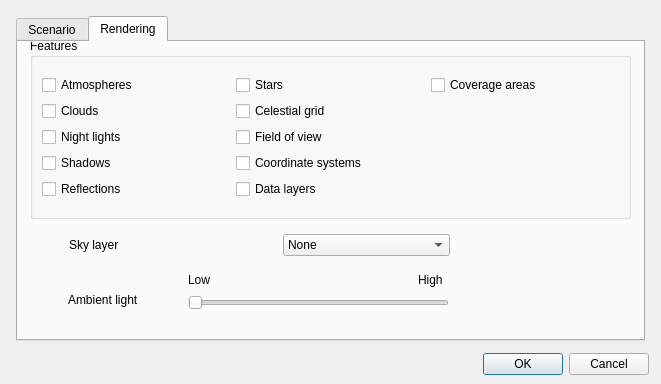
First picture: the form in sta-src/Main/preferences.ui, repository Dwarf-Planet-Project/SpaceDesignTool, before the edit.
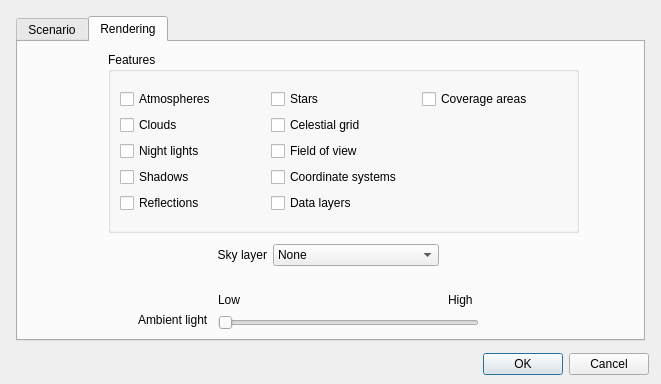
Second picture: the form after the edit. The open tabs and pages were chosen to show the change.

Commit message: Repairing faulty ABOUT dialog in Windows. Repairing faulty PREFERENCES dialog in Windows

```diff
--- a/sta-src/Main/preferences.ui
+++ b/sta-src/Main/preferences.ui
@@ -302,8 +302,8 @@
     <widget class="QSlider" name="horizontalSliderAmbientLight">
      <property name="geometry">
       <rect>
-       <x>170</x>
-       <y>250</y>
+       <x>200</x>
+       <y>270</y>
        <width>261</width>
        <height>22</height>
       </rect>
@@ -315,9 +315,9 @@
     <widget class="QLabel" name="label">
      <property name="geometry">
       <rect>
-       <x>50</x>
-       <y>250</y>
-       <width>93</width>
+       <x>120</x>
+       <y>270</y>
+       <width>71</width>
        <height>16</height>
       </rect>
      </property>
@@ -328,8 +328,8 @@
     <widget class="QLabel" name="label_2">
      <property name="geometry">
       <rect>
-       <x>170</x>
-       <y>230</y>
+       <x>200</x>
+       <y>250</y>
        <width>41</width>
        <height>16</height>
       </rect>
@@ -341,8 +341,8 @@
     <widget class="QLabel" name="label_3">
      <property name="geometry">
       <rect>
-       <x>400</x>
-       <y>230</y>
+       <x>430</x>
+       <y>250</y>
        <width>41</width>
        <height>16</height>
       </rect>
@@ -354,9 +354,9 @@
     <widget class="QGroupBox" name="groupBox_4">
      <property name="geometry">
       <rect>
-       <x>12</x>
-       <y>-4</y>
-       <width>601</width>
+       <x>90</x>
+       <y>10</y>
+       <width>471</width>
        <height>181</height>
       </rect>
      </property>
@@ -447,12 +447,12 @@
       </item>
      </layout>
     </widget>
-    <widget class="QWidget" name="">
+    <widget class="QWidget" name="layoutWidget">
      <property name="geometry">
       <rect>
-       <x>51</x>
-       <y>190</y>
-       <width>381</width>
+       <x>180</x>
+       <y>200</y>
+       <width>241</width>
        <height>26</height>
       </rect>
      </property>
@@ -462,24 +462,11 @@
         <property name="text">
          <string>Sky layer</string>
         </property>
+        <property name="alignment">
+         <set>Qt::AlignRight|Qt::AlignTrailing|Qt::AlignVCenter</set>
+        </property>
        </widget>
       </item>
-      <item>
-       <spacer name="horizontalSpacer">
-        <property name="orientation">
-         <enum>Qt::Horizontal</enum>
-        </property>
-        <property name="sizeType">
-         <enum>QSizePolicy::Preferred</enum>
-        </property>
-        <property name="sizeHint" stdset="0">
-         <size>
-          <width>40</width>
-          <height>20</height>
-         </size>
-        </property>
-       </spacer>
-      </item>
       <item>
        <widget class="QComboBox" name="skyLayerCombo">
         <item>
```
Left out of the diff: 16 changed lines with no effect on the pictures. The commit also changes 1 other file.
